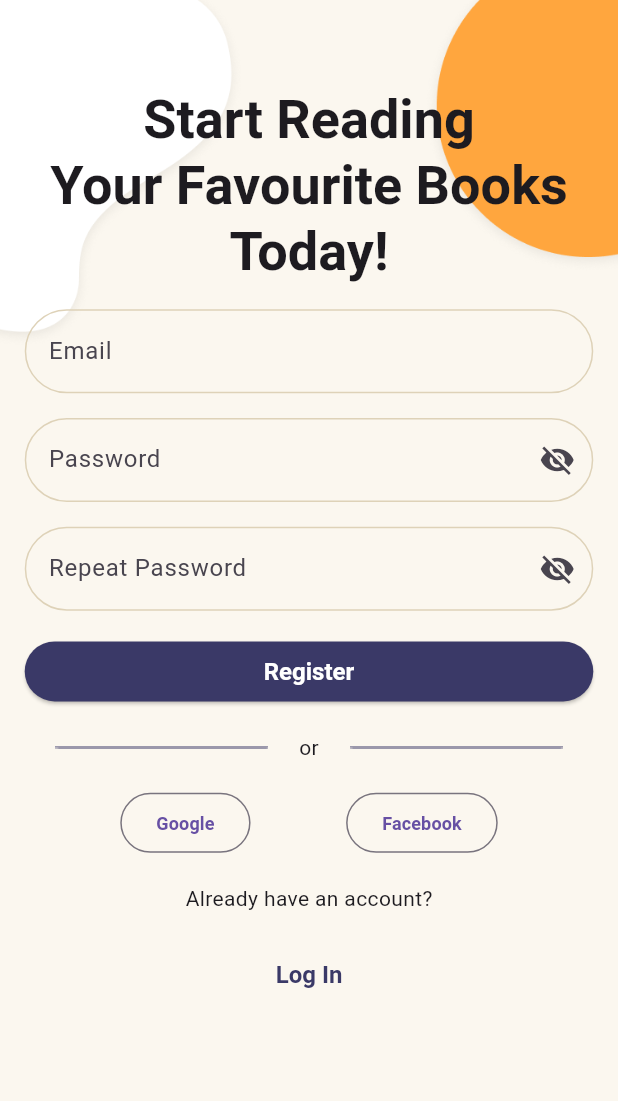
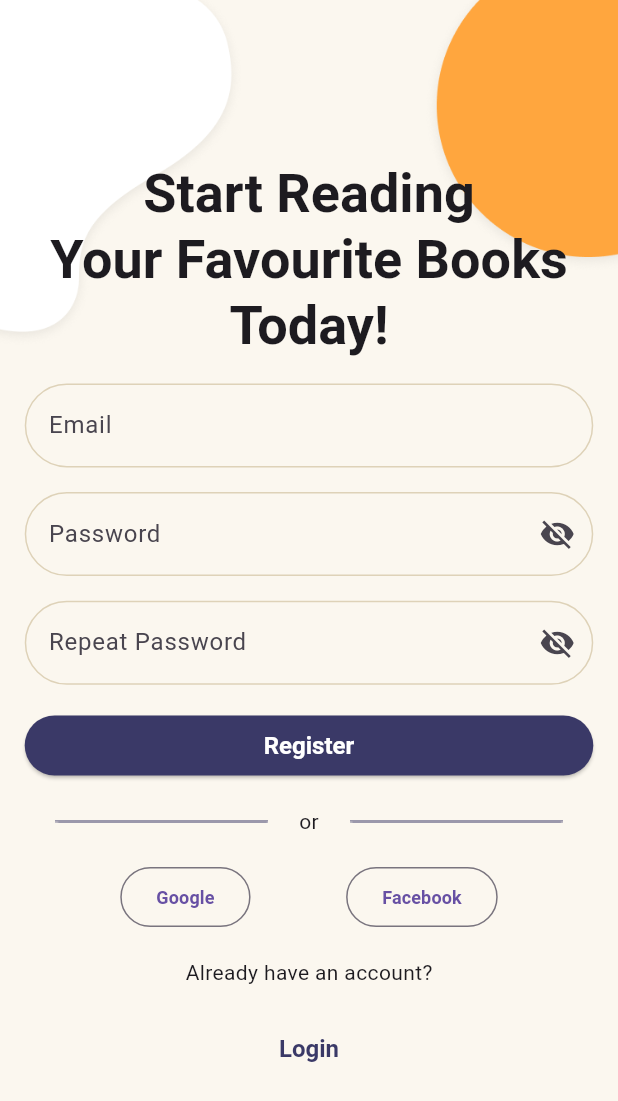
Before and after one commit to yasinertekin/books_element, a Flutter app: the RegisterView screen opened by its route, on a phone screen of 412 x 824 dp. Shown: the top 1101 px of the screen. Run offline on Flutter 3.47's test engine with Material 3 defaults, Android fonts, the phone set to English and light mode, and no system bars; our stand-ins replace auto_route, easy_localization, equatable, firebase_auth, firebase_core, flutter_bloc and 3 more; accounts and stored records are empty.

Commit message:
Update localization strings

```diff
--- a/lib/feature/auth/view/login/view/widget/login_button.dart
+++ b/lib/feature/auth/view/login/view/widget/login_button.dart
@@ -30,9 +30,9 @@ final class _LoginButton extends StatelessWidget {
           }
         },
         child: Text(
-          'Login',
+          LocaleKeys.login_login,
           style: context.textTheme.headlineSmall,
-        ),
+        ).tr(),
       ),
     );
   }
--- a/lib/feature/auth/view/login/view/widget/register_button.dart
+++ b/lib/feature/auth/view/login/view/widget/register_button.dart
@@ -13,8 +13,8 @@ final class _RegisterButton extends StatelessWidget with NavigationMixin {
           NavigationConstants.registerView,
         ),
         child: const Text(
-          "Don't have an account? Register",
-        ),
+          LocaleKeys.register_alreadyHaveAccount,
+        ).tr(),
       ),
     );
   }
--- a/lib/feature/auth/view/register/view/register_view.dart
+++ b/lib/feature/auth/view/register/view/register_view.dart
@@ -6,12 +6,14 @@ import 'package:bloc_example/gen/colors.gen.dart';
 import 'package:bloc_example/product/core/constants/navigation_constants.dart';
 import 'package:bloc_example/product/core/extensions/column_extension.dart';
 import 'package:bloc_example/product/core/extensions/contex_extension.dart';
+import 'package:bloc_example/product/initialize/language/locale_keys.g.dart';
 import 'package:bloc_example/product/mixin/navigation_mixin.dart';
 import 'package:bloc_example/product/mixin/show_error_message.dart';
 import 'package:bloc_example/product/widget/custom_divider.dart';
 import 'package:bloc_example/product/widget/custom_loading.dart';
 import 'package:bloc_example/product/widget/sign_in_methods.dart';
 import 'package:bloc_example/product/widget/text_field/view/custom_text_field.dart';
+import 'package:easy_localization/easy_localization.dart';
 import 'package:flutter/material.dart';
 import 'package:flutter_bloc/flutter_bloc.dart';
 
@@ -72,26 +74,29 @@ final class _RegisterViewBody extends StatelessWidget {
             Assets.images.imgHeader.image(),
             Padding(
               padding: context.paddingAllDefault.copyWith(
-                top: context.height * 0.07,
+                top: context.height * 0.13,
               ),
               child: Column(
                 children: [
                   const _RegisterTitle(),
                   CustomTextField(
                     controller: emailController,
-                    validatorText: 'Please enter your email',
+                    validatorText: LocaleKeys.textFields_mailValidation.tr(),
                     keyboardType: TextInputType.emailAddress,
+                    labelText: LocaleKeys.textFields_email.tr(),
                   ),
                   CustomTextField(
                     controller: passwordController,
                     keyboardType: TextInputType.visiblePassword,
-                    labelText: 'Password',
-                    validatorText: 'Please enter your password',
+                    labelText: LocaleKeys.textFields_password.tr(),
+                    validatorText:
+                        LocaleKeys.textFields_passwordValidation.tr(),
                   ),
                   CustomTextField(
                     controller: repeatPasswordController,
-                    labelText: 'Repeat Password',
-                    validatorText: 'Please enter your password',
+                    labelText: LocaleKeys.textFields_repeatPassword.tr(),
+                    validatorText:
+                        LocaleKeys.textFields_passwordValidation.tr(),
                     keyboardType: TextInputType.visiblePassword,
                     textInputAction: TextInputAction.done,
                   ),
@@ -104,7 +109,7 @@ final class _RegisterViewBody extends StatelessWidget {
                   ),
                   const CustomDivider(),
                   const SignInMethods(),
-                  const Text('Already have an account?'),
+                  const Text(LocaleKeys.register_alreadyHaveAccount).tr(),
                   const _LogInButton(),
                 ],
               ).space(
--- a/lib/feature/auth/view/register/view/widget/login_button.dart
+++ b/lib/feature/auth/view/register/view/widget/login_button.dart
@@ -8,11 +8,11 @@ final class _LogInButton extends StatelessWidget with NavigationMixin {
     return TextButton(
       onPressed: () => navigateToBack(context),
       child: Text(
-        'Log In',
+        LocaleKeys.register_login,
         style: context.textTheme.headlineSmall?.copyWith(
           color: ColorName.colorBlue,
         ),
-      ),
+      ).tr(),
     );
   }
 }
--- a/lib/feature/auth/view/register/view/widget/register_button.dart
+++ b/lib/feature/auth/view/register/view/widget/register_button.dart
@@ -24,9 +24,9 @@ final class _RegisterButton extends StatelessWidget with ShowErrorMessageMixin {
           _chechFormKeyStateAndPasswordController(context);
         },
         child: Text(
-          'Register',
+          LocaleKeys.register_register,
           style: context.textTheme.headlineSmall,
-        ),
+        ).tr(),
       ),
     );
   }
--- a/lib/feature/auth/view/register/view/widget/register_title.dart
+++ b/lib/feature/auth/view/register/view/widget/register_title.dart
@@ -6,11 +6,11 @@ final class _RegisterTitle extends StatelessWidget {
   @override
   Widget build(BuildContext context) {
     return Text(
-      'Start Reading\nYour Favourite Books\nToday!',
+      LocaleKeys.register_title,
       textAlign: TextAlign.center,
       style: context.textTheme.displaySmall?.copyWith(
         fontWeight: FontWeight.bold,
       ),
-    );
+    ).tr();
   }
 }
--- a/lib/product/widget/custom_divider.dart
+++ b/lib/product/widget/custom_divider.dart
@@ -1,4 +1,6 @@
 import 'package:bloc_example/gen/assets.gen.dart';
+import 'package:bloc_example/product/initialize/language/locale_keys.g.dart';
+import 'package:easy_localization/easy_localization.dart';
 import 'package:flutter/material.dart';
 
 /// Custom Divider
@@ -12,7 +14,7 @@ final class CustomDivider extends StatelessWidget {
       mainAxisAlignment: MainAxisAlignment.spaceEvenly,
       children: [
         Assets.images.imgHorizantalDivider.image(),
-        const Text('or'),
+        const Text(LocaleKeys.divider_or).tr(),
         Assets.images.imgHorizantalDivider.image(),
       ],
     );
--- a/lib/product/widget/text_field/view/custom_text_field.dart
+++ b/lib/product/widget/text_field/view/custom_text_field.dart
@@ -11,11 +11,11 @@ final class CustomTextField extends StatefulWidget {
   /// CustomTextField Constructor
   const CustomTextField({
     required this.controller,
+    required this.labelText,
     super.key,
     this.validatorText = 'Please enter some text',
     this.keyboardType = TextInputType.text,
     this.textInputAction = TextInputAction.next,
-    this.labelText = 'Email',
   });
 
   /// Controller
```
Also changed, not shown: assets/translations/en.json (+25 -1 lines), assets/translations/tr.json (+25 -1 lines), lib/feature/auth/view/login/view/login_view.dart (+6 -3 lines), lib/product/initialize/language/locale_keys.g.dart.
